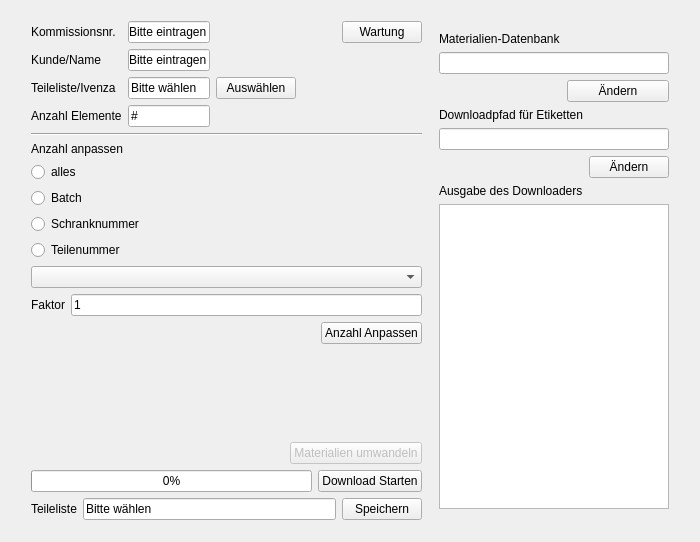
Above: mainwindow.ui from xavor92/Ardis2Holzma before the change. Below: the same form after it.
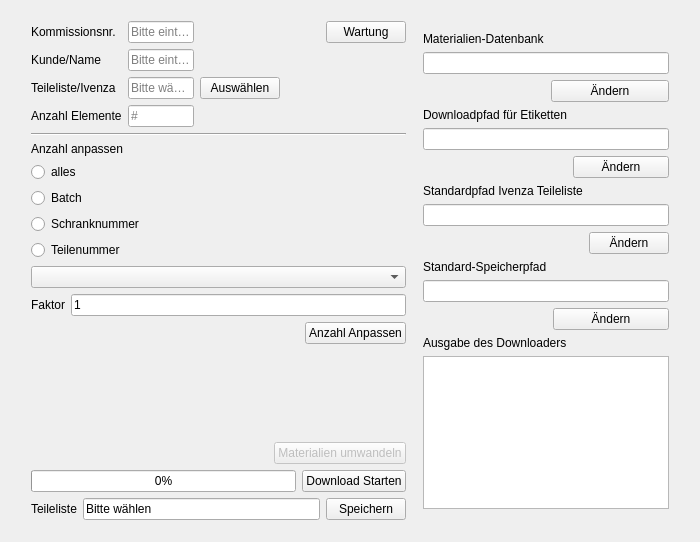
That is the form after the change.

Commit message: add default input path setting, design improvments

Patch:
```diff
--- a/mainwindow.ui
+++ b/mainwindow.ui
@@ -60,6 +60,9 @@
          <item row="0" column="1">
           <widget class="QLineEdit" name="kommissionLine">
            <property name="text">
+            <string/>
+           </property>
+           <property name="placeholderText">
             <string>Bitte eintragen</string>
            </property>
           </widget>
@@ -91,11 +94,14 @@
             <bool>true</bool>
            </property>
            <property name="text">
-            <string>Bitte wählen</string>
+            <string/>
            </property>
            <property name="readOnly">
             <bool>true</bool>
            </property>
+           <property name="placeholderText">
+            <string>Bitte wählen</string>
+           </property>
           </widget>
          </item>
          <item row="2" column="0">
@@ -108,6 +114,9 @@
          <item row="1" column="1">
           <widget class="QLineEdit" name="kundeLine">
            <property name="text">
+            <string/>
+           </property>
+           <property name="placeholderText">
             <string>Bitte eintragen</string>
            </property>
           </widget>
@@ -118,6 +127,12 @@
             <bool>true</bool>
            </property>
            <property name="text">
+            <string/>
+           </property>
+           <property name="readOnly">
+            <bool>true</bool>
+           </property>
+           <property name="placeholderText">
             <string>#</string>
            </property>
            <property name="readOnly">
@@ -435,6 +450,62 @@
           </item>
          </layout>
         </item>
+        <item>
+         <layout class="QGridLayout" name="gridLayout_6">
+          <item row="2" column="1">
+           <widget class="QPushButton" name="changeDefaultInputPathButton">
+            <property name="enabled">
+             <bool>true</bool>
+            </property>
+            <property name="text">
+             <string>Ändern</string>
+            </property>
+           </widget>
+          </item>
+          <item row="0" column="0">
+           <widget class="QLabel" name="label_10">
+            <property name="text">
+             <string>Standardpfad Ivenza Teileliste</string>
+            </property>
+           </widget>
+          </item>
+          <item row="1" column="0" colspan="2">
+           <widget class="QLineEdit" name="InputFilePath">
+            <property name="readOnly">
+             <bool>true</bool>
+            </property>
+           </widget>
+          </item>
+         </layout>
+        </item>
+        <item>
+         <layout class="QGridLayout" name="gridLayout_7">
+          <item row="2" column="1">
+           <widget class="QPushButton" name="changePathSavingButton">
+            <property name="enabled">
+             <bool>true</bool>
+            </property>
+            <property name="text">
+             <string>Ändern</string>
+            </property>
+           </widget>
+          </item>
+          <item row="0" column="0">
+           <widget class="QLabel" name="label_11">
+            <property name="text">
+             <string>Standard-Speicherpfad</string>
+            </property>
+           </widget>
+          </item>
+          <item row="1" column="0" colspan="2">
+           <widget class="QLineEdit" name="pathSaving">
+            <property name="readOnly">
+             <bool>true</bool>
+            </property>
+           </widget>
+          </item>
+         </layout>
+        </item>
         <item>
          <widget class="QLabel" name="downloaderOutputLabel">
           <property name="text">
@@ -447,6 +518,12 @@
           <property name="enabled">
            <bool>true</bool>
           </property>
+          <property name="sizePolicy">
+           <sizepolicy hsizetype="Expanding" vsizetype="Expanding">
+            <horstretch>0</horstretch>
+            <verstretch>0</verstretch>
+           </sizepolicy>
+          </property>
          </widget>
         </item>
        </layout>
```
Left out of the diff: 3 changed lines with no effect on the pictures. The commit also changes 2 other files.
